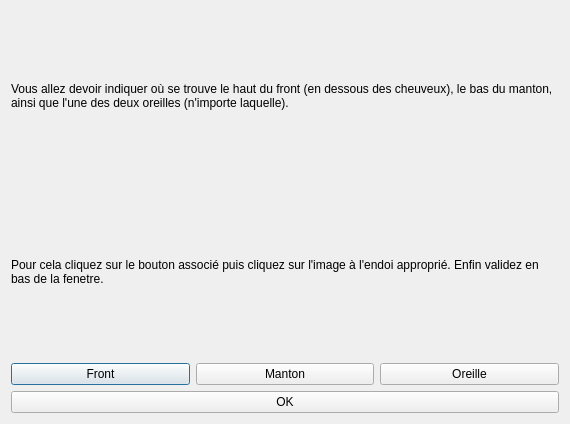
clement-roblot/generateur-de-photo-identite, file recadragephoto.ui: the form before one commit.
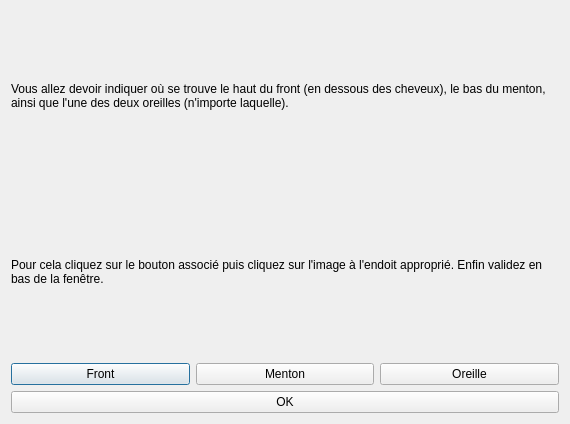
The form after the commit.

```diff
--- a/recadragephoto.ui
+++ b/recadragephoto.ui
@@ -17,7 +17,7 @@
    <item>
     <widget class="QLabel" name="Instructions">
      <property name="text">
-      <string>Vous allez devoir indiquer où se trouve le haut du front (en dessous des cheuveux), le bas du manton, ainsi que l'une des deux oreilles (n'importe laquelle).</string>
+      <string>Vous allez devoir indiquer où se trouve le haut du front (en dessous des cheveux), le bas du menton, ainsi que l'une des deux oreilles (n'importe laquelle).</string>
      </property>
      <property name="alignment">
       <set>Qt::AlignLeading|Qt::AlignLeft|Qt::AlignVCenter</set>
@@ -30,7 +30,7 @@
    <item>
     <widget class="QLabel" name="label">
      <property name="text">
-      <string>Pour cela cliquez sur le bouton associé puis cliquez sur l'image à l'endoi approprié. Enfin validez en bas de la fenetre.</string>
+      <string>Pour cela cliquez sur le bouton associé puis cliquez sur l'image à l'endoit approprié. Enfin validez en bas de la fenêtre.</string>
      </property>
      <property name="wordWrap">
       <bool>true</bool>
@@ -49,7 +49,7 @@
      <item>
       <widget class="QPushButton" name="bouttonManton">
        <property name="text">
-        <string>Manton</string>
+        <string>Menton</string>
        </property>
       </widget>
      </item>
```
